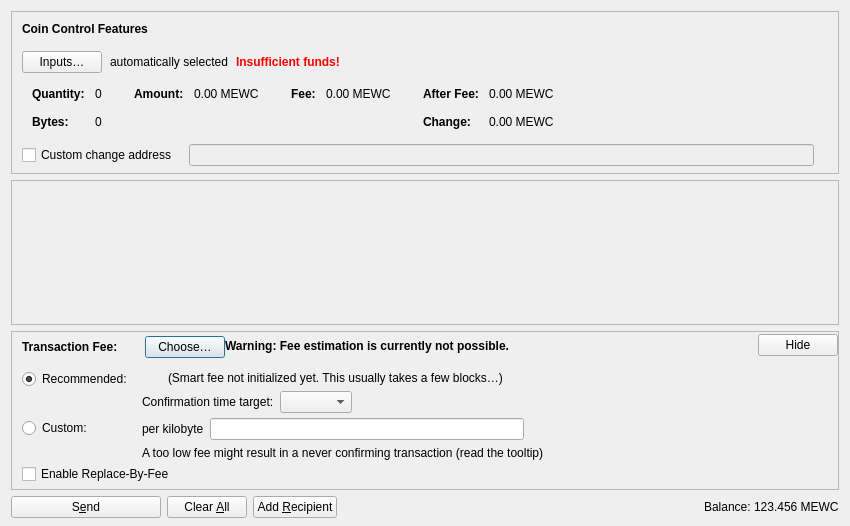
The window that src/qt/forms/sendcoinsdialog.ui (Telestai-Project/telestai) describes before a commit, drawn with Qt 5.
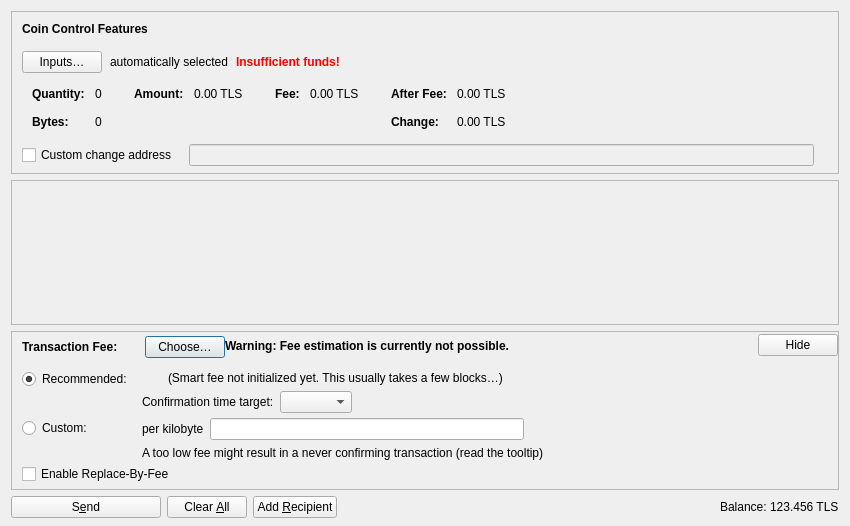
The same window after the commit. Icons and pictures are not drawn. Custom widgets are drawn as their Qt base class.

The edit to the form file:
```diff
--- a/src/qt/forms/sendcoinsdialog.ui
+++ b/src/qt/forms/sendcoinsdialog.ui
@@ -327,7 +327,7 @@
                   <enum>Qt::ActionsContextMenu</enum>
                  </property>
                  <property name="text">
-                  <string notr="true">0.00 MEWC</string>
+                  <string notr="true">0.00 TLS</string>
                  </property>
                  <property name="textInteractionFlags">
                   <set>Qt::LinksAccessibleByMouse|Qt::TextSelectableByKeyboard|Qt::TextSelectableByMouse</set>
@@ -378,7 +378,7 @@
                   <enum>Qt::ActionsContextMenu</enum>
                  </property>
                  <property name="text">
-                  <string notr="true">0.00 MEWC</string>
+                  <string notr="true">0.00 TLS</string>
                  </property>
                  <property name="textInteractionFlags">
                   <set>Qt::LinksAccessibleByMouse|Qt::TextSelectableByKeyboard|Qt::TextSelectableByMouse</set>
@@ -432,7 +432,7 @@
                   <enum>Qt::ActionsContextMenu</enum>
                  </property>
                  <property name="text">
-                  <string notr="true">0.00 MEWC</string>
+                  <string notr="true">0.00 TLS</string>
                  </property>
                  <property name="textInteractionFlags">
                   <set>Qt::LinksAccessibleByMouse|Qt::TextSelectableByKeyboard|Qt::TextSelectableByMouse</set>
@@ -461,7 +461,7 @@
                   <enum>Qt::ActionsContextMenu</enum>
                  </property>
                  <property name="text">
-                  <string notr="true">0.00 MEWC</string>
+                  <string notr="true">0.00 TLS</string>
                  </property>
                  <property name="textInteractionFlags">
                   <set>Qt::LinksAccessibleByMouse|Qt::TextSelectableByKeyboard|Qt::TextSelectableByMouse</set>
@@ -1191,7 +1191,7 @@
           <cursorShape>IBeamCursor</cursorShape>
          </property>
          <property name="text">
-          <string notr="true">123.456 MEWC</string>
+          <string notr="true">123.456 TLS</string>
          </property>
          <property name="textInteractionFlags">
           <set>Qt::LinksAccessibleByMouse|Qt::TextSelectableByKeyboard|Qt::TextSelectableByMouse</set>
```
Left out of the diff: 2 changed lines with no effect on the pictures.
